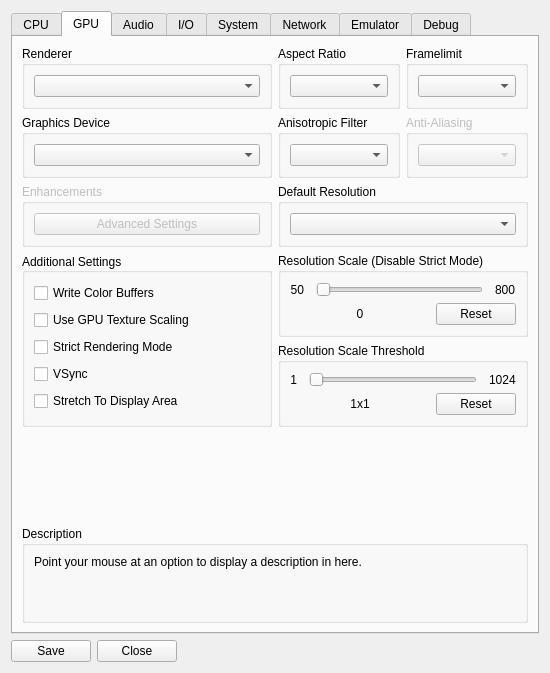
First picture: the form in rpcs3/rpcs3qt/settings_dialog.ui, repository RPCS3/rpcs3, before the edit.
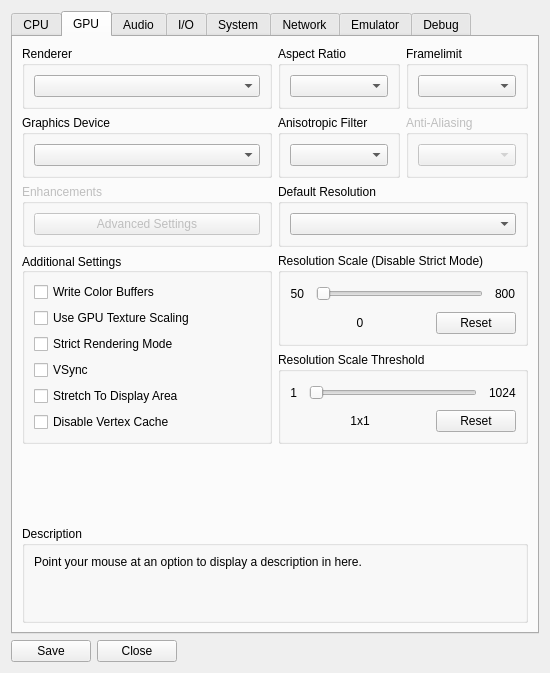
Second picture: the form after the edit. The open tabs and pages were chosen to show the change. Icons and pictures are not drawn.

Commit message: Qt: move "Disable Vertex Cache" option back to gpu tab

The edit to the form file:
```diff
--- a/rpcs3/rpcs3qt/settings_dialog.ui
+++ b/rpcs3/rpcs3qt/settings_dialog.ui
@@ -534,6 +534,13 @@
               </property>
              </widget>
             </item>
+            <item>
+             <widget class="QCheckBox" name="disableVertexCache">
+              <property name="text">
+               <string>Disable Vertex Cache</string>
+              </property>
+             </widget>
+            </item>
            </layout>
           </widget>
          </item>
@@ -1547,13 +1554,6 @@
               </property>
              </widget>
             </item>
-            <item>
-             <widget class="QCheckBox" name="disableVertexCache">
-              <property name="text">
-               <string>Disable Vertex Cache</string>
-              </property>
-             </widget>
-            </item>
             <item>
              <widget class="QCheckBox" name="disableHwOcclusionQueries">
               <property name="text">
```
The commit also changes 2 other files.
